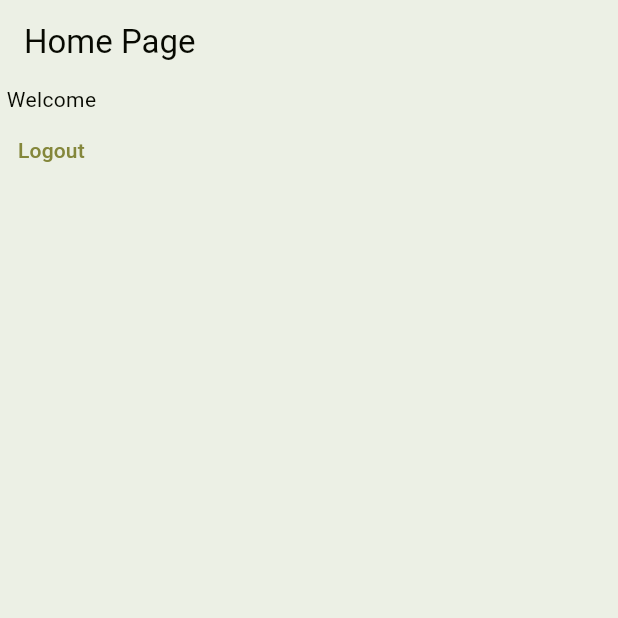
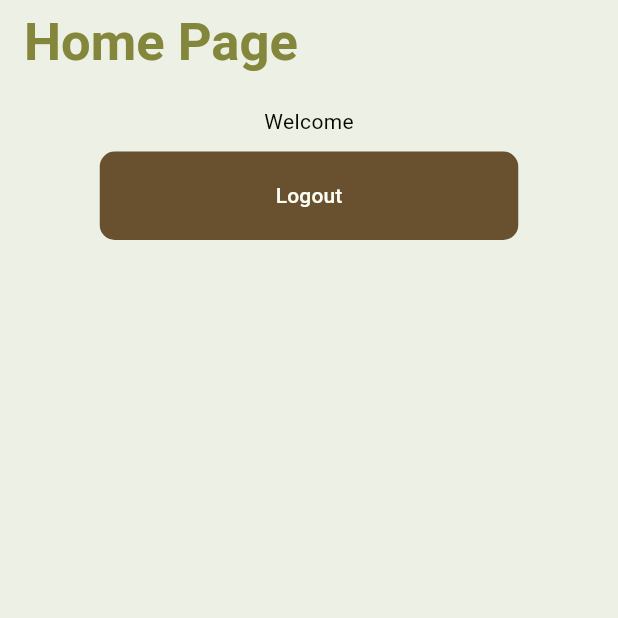
Before and after one commit to raphaelkathambana/tembeakenya, a Flutter app: the HomeView screen opened by its route, on a phone screen of 412 x 824 dp, the top half of it. Run offline on Flutter 3.47's test engine with Material 3 defaults, Android fonts, the phone set to English and light mode, and no system bars; our stand-ins replace firebase_auth, firebase_core; accounts and stored records are empty; generated files the repository leaves out were written again.

Commit message:
refactor: Improve home and verify views with consistent styling and button customization

```diff
--- a/lib/views/home_page.dart
+++ b/lib/views/home_page.dart
@@ -1,6 +1,7 @@
 import 'package:firebase_auth/firebase_auth.dart';
 import 'package:flutter/material.dart';
 import 'package:tembeakenya/assets/colors.dart';
+import 'package:tembeakenya/main.dart';
 
 class HomeView extends StatelessWidget {
   const HomeView({super.key});
@@ -10,22 +11,32 @@ class HomeView extends StatelessWidget {
     return Scaffold(
       appBar: AppBar(
         automaticallyImplyLeading: false,
-        backgroundColor: ColorsUtil.backgroundColorLight,
         title: const Text('Home Page',
-            style: TextStyle(color: ColorsUtil.textColorLight)),
+            style: TextStyle(
+              color: ColorsUtil.primaryColorLight,
+              fontSize: 35,
+              fontWeight: FontWeight.bold,
+            )),
       ),
-      body: Column(children: [
+      body: Center(
+        child: Padding(
+          padding: const EdgeInsets.all(15.0),
+          child: Column(children: [
             const Text('Welcome'),
-
-        TextButton(
+            Padding(
+              padding: const EdgeInsets.all(10.0),
+              child: TextButton(
                   onPressed: () async {
                     await FirebaseAuth.instance.signOut();
                     if (!context.mounted) return;
                     Navigator.of(context)
                         .pushNamedAndRemoveUntil('/welcome/', (route) => false);
                   },
-          child: const Text("Logout"))
-        ]
+                  style: const MainPage().raisedButtonStyle,
+                  child: const Text("Logout")),
+            )
+          ]),
+        ),
       ),
     );
   }
--- a/lib/views/login_view.dart
+++ b/lib/views/login_view.dart
@@ -158,6 +158,7 @@ class _LoginViewState extends State<LoginView> {
                         }
                       }
                     },
+                    style: const MainPage().raisedButtonStyle,
                     child: const Text('Login'),
                   ),
                   // Forgot Password?
--- a/lib/views/verify_view.dart
+++ b/lib/views/verify_view.dart
@@ -15,9 +15,12 @@ class _VerifyEmailViewState extends State<VerifyEmailView> {
     return Scaffold(
       appBar: AppBar(
         automaticallyImplyLeading: false,
-        backgroundColor: ColorsUtil.backgroundColorLight,
         title: const Text('Verify Email',
-            style: TextStyle(color: ColorsUtil.textColorLight)),
+            style: TextStyle(
+              color: ColorsUtil.primaryColorLight,
+              fontSize: 35,
+              fontWeight: FontWeight.bold,
+            )),
       ),
       body: Column(
         children: [
@@ -28,24 +31,22 @@ class _VerifyEmailViewState extends State<VerifyEmailView> {
               await user?.sendEmailVerification();
 
               if (!context.mounted) return;
-              showDialog (
+              showDialog(
                   context: context,
                   builder: (context) => AlertDialog(
                           title: const Text('Verification Link Sent'),
-                  content: const Text('A link has been sent to your email.'),
+                          content:
+                              const Text('A link has been sent to your email.'),
                           actions: [
                             TextButton(
                               onPressed: () {
                                 Navigator.of(context).pop();
-                        Navigator.of(context).pushNamedAndRemoveUntil('/login/', (route) => false);
+                                Navigator.of(context).pushNamedAndRemoveUntil(
+                                    '/login/', (route) => false);
                               },
                               child: const Text('OK'),
                             ),
-                  ]
-                )
-              );
-
-
+                          ]));
             },
             child: const Text('Send email verification'),
           ),
@@ -53,7 +54,8 @@ class _VerifyEmailViewState extends State<VerifyEmailView> {
               onPressed: () async {
                 await FirebaseAuth.instance.signOut();
                 if (!context.mounted) return;
-              Navigator.of(context).pushNamedAndRemoveUntil('/welcome/', (route) => false);
+                Navigator.of(context)
+                    .pushNamedAndRemoveUntil('/welcome/', (route) => false);
               },
               child: const Text("Logout"))
         ],
```
Lines whose indentation alone changed are shown as unchanged.
